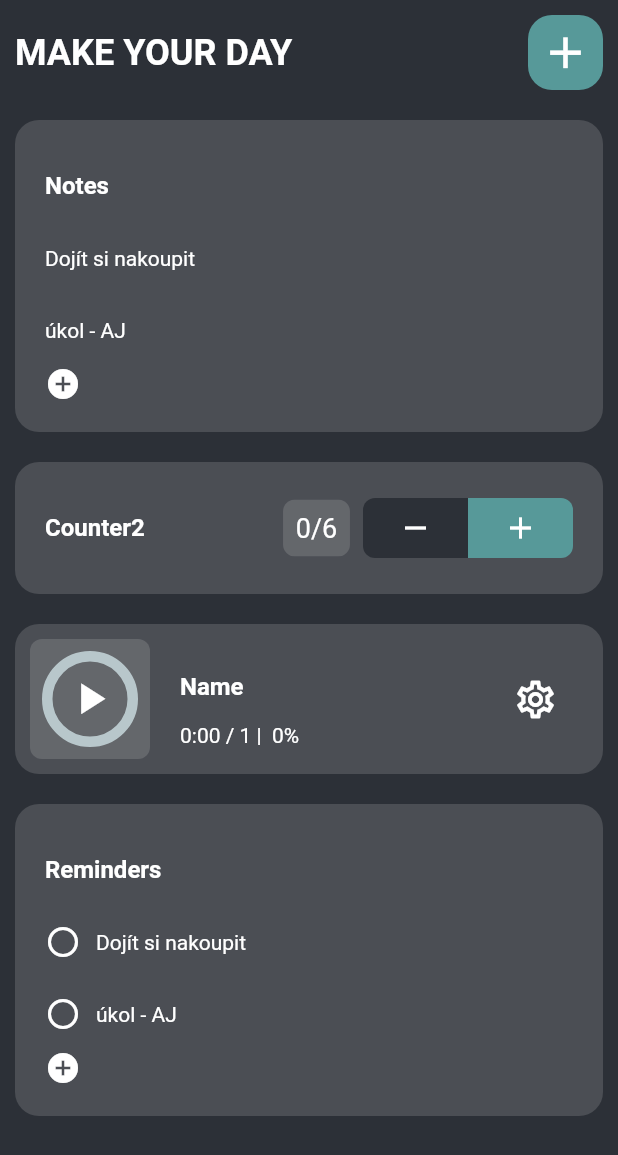
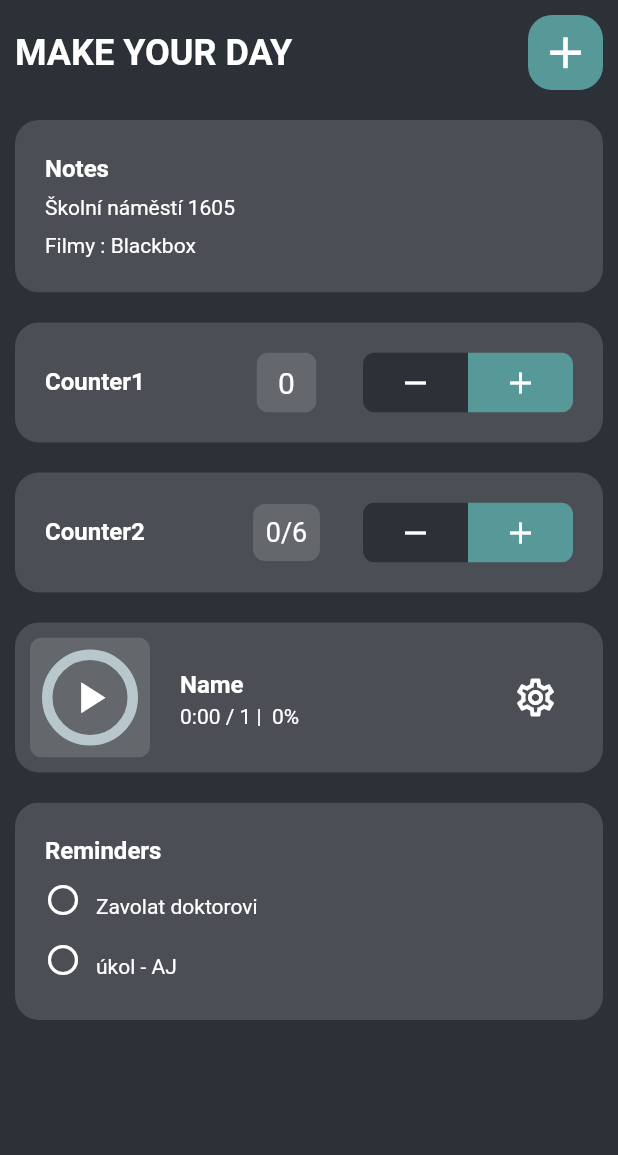
Before and after one commit to kubahomola/myd_mobile_flutter-app, a Flutter app: the screen it shows after launch, on a phone screen of 412 x 824 dp. Shown: the top 1155 px of the screen. Run offline on Flutter 3.47's test engine with Material 2 defaults, Android fonts, the phone set to English and light mode, and no system bars; drawn by our look-alikes of percent_indicator.

Commit message:
hotove widgety

```diff
--- a/lib/home_page.dart
+++ b/lib/home_page.dart
@@ -27,7 +27,7 @@ class _HomePageState extends State<HomePage> {
                 shrinkWrap: true,
                 children: const [
                   NotesWidget(),
-                  //CounterWidget(),
+                  CounterWidget(),
                   CountTrackerWidget(),
                   HabitTrackerWidget(),
                   RemindersWidget(),
--- a/lib/utilities/widgets/count_tracker_widget.dart
+++ b/lib/utilities/widgets/count_tracker_widget.dart
@@ -100,6 +100,7 @@ class _CountTrackerWidgetState extends State<CountTrackerWidget> {
                 children: [
                   EditTitleTextField(
                     initialText: "Counter2",
+                    height: 25,
                   ),
                   GestureDetector(
                     onDoubleTap: _counterReset,
--- a/lib/utilities/widgets/counter_widget.dart
+++ b/lib/utilities/widgets/counter_widget.dart
@@ -46,6 +46,7 @@ class _CounterWidgetState extends State<CounterWidget> {
                 children: [
                   EditTitleTextField(
                     initialText: "Counter1",
+                    height: 25,
                   ),
                   GestureDetector(
                     onDoubleTap: _counterReset,
--- a/lib/utilities/widgets/edit_title_text_field.dart
+++ b/lib/utilities/widgets/edit_title_text_field.dart
@@ -3,10 +3,12 @@ import 'package:flutter/material.dart';
 class EditTitleTextField extends StatelessWidget {
   //variables
   String initialText;
+  double height;
 
   EditTitleTextField({
     Key? key,
     required this.initialText,
+    required this.height,
   }) : super(key: key);
 
   final TextEditingController _textEditingController = TextEditingController();
@@ -14,7 +16,8 @@ class EditTitleTextField extends StatelessWidget {
   @override
   Widget build(BuildContext context) {
     return SizedBox(
-      width: 150,
+      width: 110,
+      height: height,
       child: TextField(
         style:
             const TextStyle(fontWeight: FontWeight.bold, color: Colors.white),
--- a/lib/utilities/widgets/habit_tracker/habit_tracker_functions.dart
+++ b/lib/utilities/widgets/habit_tracker/habit_tracker_functions.dart
@@ -86,6 +86,7 @@ class HabitTracker extends StatelessWidget {
                     children: [
                       EditTitleTextField(
                         initialText: habitName,
+                        height: 25,
                       ),
                       Text(
                         '${formatToMinSec(timeSpent)} / $timeGoal |  ${(percentCompleted() * 100).toStringAsFixed(0)}%',
--- a/lib/utilities/widgets/notes_widget/notes_edit_title_field.dart
+++ b/lib/utilities/widgets/notes_widget/notes_edit_title_field.dart
@@ -16,8 +16,8 @@ class NotesEditTitleTextField extends StatefulWidget {
 
 class _NotesEditTitleTextFieldState extends State<NotesEditTitleTextField> {
   //variables
-  List notesList = ["Dojít si nakoupit", "úkol - AJ"];
-  bool _isEditing = true;
+  List notesList = ["Školní náměstí 1605", "Filmy : Blackbox"];
+  bool _isEditing = false;
 
   @override
   Widget build(BuildContext context) {
@@ -25,12 +25,17 @@ class _NotesEditTitleTextFieldState extends State<NotesEditTitleTextField> {
       return Column(
         crossAxisAlignment: CrossAxisAlignment.start,
         children: [
-          EditTitleTextField(initialText: "Notes"),
+          EditTitleTextField(
+            initialText: "Notes",
+            height: 25,
+          ),
           ListView.builder(
               shrinkWrap: true,
               itemCount: notesList.length,
               itemBuilder: ((context, index) {
-                return TextFormField(
+                return SizedBox(
+                  height: 25,
+                  child: TextFormField(
                     style: const TextStyle(fontSize: 14),
                     decoration: const InputDecoration(
                       border: InputBorder.none,
@@ -57,6 +62,7 @@ class _NotesEditTitleTextFieldState extends State<NotesEditTitleTextField> {
                       });
                     },
                     initialValue: notesList[index],
+                  ),
                 );
               })),
           GestureDetector(
@@ -66,8 +72,11 @@ class _NotesEditTitleTextFieldState extends State<NotesEditTitleTextField> {
                   _isEditing = true;
                 });
               },
-              child: const Icon(
+              child: const Padding(
+                padding: EdgeInsets.only(top: 10.0),
+                child: Icon(
                   Icons.add_circle_outlined,
+                ),
               ))
         ],
       );
@@ -75,12 +84,17 @@ class _NotesEditTitleTextFieldState extends State<NotesEditTitleTextField> {
       return Column(
         crossAxisAlignment: CrossAxisAlignment.start,
         children: [
-          EditTitleTextField(initialText: "Notes"),
+          EditTitleTextField(
+            initialText: "Notes",
+            height: 25,
+          ),
           ListView.builder(
             shrinkWrap: true,
             itemCount: notesList.length,
             itemBuilder: ((context, index) {
-              return TextFormField(
+              return SizedBox(
+                height: 25,
+                child: TextFormField(
                   onTap: () {
                     setState(() {
                       _isEditing = true;
@@ -91,6 +105,7 @@ class _NotesEditTitleTextFieldState extends State<NotesEditTitleTextField> {
                     border: InputBorder.none,
                   ),
                   initialValue: notesList[index],
+                ),
               );
             }),
           )
--- a/lib/utilities/widgets/reminders_widget.dart/reminders_edit_title_field.dart
+++ b/lib/utilities/widgets/reminders_widget.dart/reminders_edit_title_field.dart
@@ -17,9 +17,11 @@ class RemindersEditTitleTextField extends StatefulWidget {
 class _RemindersEditTitleTextFieldState
     extends State<RemindersEditTitleTextField> {
   //variables
-  List remindersList = ["Dojít si nakoupit", "úkol - AJ"];
-  bool _isEditing = true;
-  final bool _isDone = false;
+  List remindersList = [
+    ["Zavolat doktorovi", false],
+    ["úkol - AJ", false],
+  ];
+  bool _isEditing = false;
 
   @override
   Widget build(BuildContext context) {
@@ -27,7 +29,10 @@ class _RemindersEditTitleTextFieldState
       return Column(
         crossAxisAlignment: CrossAxisAlignment.start,
         children: [
-          EditTitleTextField(initialText: "Reminders"),
+          EditTitleTextField(
+            initialText: "Reminders",
+            height: 25,
+          ),
           ListView.builder(
               shrinkWrap: true,
               itemCount: remindersList.length,
@@ -39,14 +44,23 @@ class _RemindersEditTitleTextFieldState
                       child: GestureDetector(
                           onTap: (() {
                             setState(() {
-                              (!_isDone);
+                              (remindersList[index][1] =
+                                  !(remindersList[index][1]));
                             });
                           }),
-                          child: (_isDone)
-                              ? const Icon(Icons.circle)
-                              : const Icon(Icons.circle_outlined)),
+                          child: (remindersList[index][1])
+                              ? const Icon(
+                                  Icons.circle,
+                                  size: 25,
+                                )
+                              : const Icon(
+                                  Icons.circle_outlined,
+                                  size: 25,
+                                )),
                     ),
                     Expanded(
+                      child: SizedBox(
+                        height: 40,
                         child: TextFormField(
                           style: const TextStyle(fontSize: 14),
                           decoration: const InputDecoration(
@@ -73,7 +87,8 @@ class _RemindersEditTitleTextFieldState
                               _isEditing = false;
                             });
                           },
-                        initialValue: remindersList[index],
+                          initialValue: remindersList[index][0],
+                        ),
                       ),
                     ),
                   ],
@@ -83,11 +98,14 @@ class _RemindersEditTitleTextFieldState
               onTap: () {
                 setState(() {
                   remindersList.add("");
-                  _isEditing = true;
+                  _isEditing = false;
                 });
               },
-              child: const Icon(
+              child: const Padding(
+                padding: EdgeInsets.only(top: 10),
+                child: Icon(
                   Icons.add_circle_outlined,
+                ),
               ))
         ],
       );
@@ -95,7 +113,10 @@ class _RemindersEditTitleTextFieldState
       return Column(
         crossAxisAlignment: CrossAxisAlignment.start,
         children: [
-          EditTitleTextField(initialText: "Reminders"),
+          EditTitleTextField(
+            initialText: "Reminders",
+            height: 25,
+          ),
           ListView.builder(
             shrinkWrap: true,
             itemCount: remindersList.length,
@@ -107,15 +128,18 @@ class _RemindersEditTitleTextFieldState
                     child: GestureDetector(
                       onTap: (() {
                         setState(() {
-                          (!_isDone);
+                          (remindersList[index][1] =
+                              !(remindersList[index][1]));
                         });
                       }),
-                      child: (_isDone)
+                      child: (remindersList[index][1])
                           ? const Icon(Icons.circle)
                           : const Icon(Icons.circle_outlined),
                     ),
                   ),
                   Expanded(
+                    child: SizedBox(
+                      height: 40,
                       child: TextFormField(
                         onTap: () {
                           setState(() {
@@ -126,7 +150,8 @@ class _RemindersEditTitleTextFieldState
                         decoration: const InputDecoration(
                           border: InputBorder.none,
                         ),
-                      initialValue: remindersList[index],
+                        initialValue: remindersList[index][0],
+                      ),
                     ),
                   ),
                 ],
```
Lines whose indentation alone changed are shown as unchanged.
